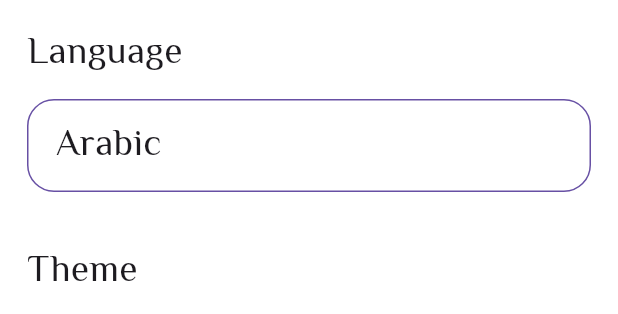
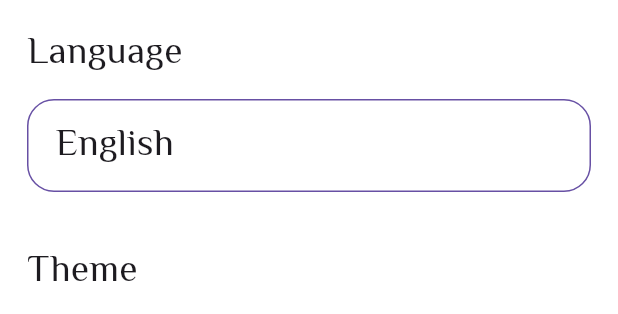
Before and after one commit to NadahamdyAbdelrazek/Islami-app, a Flutter app: what settingtab() shows on an empty page, opened directly, on a phone screen of 412 x 824 dp. Shown: the top 314 px of the screen. Run offline on Flutter 3.47's test engine with Material 3 defaults, Android fonts, the phone set to English and light mode, and no system bars; our stand-ins replace flutter_screenutil, google_fonts, shared_preferences; accounts and stored records are empty; generated files the repository leaves out were written again.

Commit message:
edit setting tab

```diff
--- a/lib/home/tabs/sebha_tab.dart
+++ b/lib/home/tabs/sebha_tab.dart
@@ -43,8 +43,8 @@ class _sebhatabState extends State<sebhatab> {
       Text("عدد التسبيحات",
       style: GoogleFonts.elMessiri(
       fontSize: 25, fontWeight: FontWeight.w600)),
-      Container(padding:EdgeInsets.all(18) ,
-      margin: EdgeInsets.all(15),
+      Container(padding:EdgeInsets.all(16) ,
+      margin: EdgeInsets.all(10),
       decoration: BoxDecoration(
       borderRadius: BorderRadius.circular(20),
       color: Color(0xffB7935F),
--- a/lib/home/tabs/setting_tab.dart
+++ b/lib/home/tabs/setting_tab.dart
@@ -1,19 +1,22 @@
 import 'package:flutter/cupertino.dart';
 import 'package:flutter/material.dart';
 import 'package:islami/home/sheets/language_bottom_sheet.dart';
+import 'package:provider/provider.dart';
 
+import '../../provider/My_provider.dart';
 import '../sheets/Theme_bottom_sheet.dart';
-
+import 'package:flutter_gen/gen_l10n/app_localizations.dart';
 
 class settingtab extends StatelessWidget {
   const settingtab({super.key});
 
   @override
   Widget build(BuildContext context) {
+    var provider =Provider.of<MyProvider>(context);
     return Padding(
       padding: const EdgeInsets.all(18.0),
       child: Column(crossAxisAlignment: CrossAxisAlignment.start,children: [
-        Text("Language"),
+        Text(AppLocalizations.of(context)!.language),
         SizedBox(height: 12,),
         InkWell(onTap: (){
           showModalBottomSheet(context: context,isDismissible: true,
@@ -31,11 +34,11 @@ class settingtab extends StatelessWidget {
           ),
               child: Padding(
                 padding: const EdgeInsets.symmetric(horizontal: 18),
-                child: Text("Arabic"),
+                child: Text( provider.languagecode=="en"?AppLocalizations.of(context)!.english:AppLocalizations.of(context)!.arbic),
               )),
         ),
         SizedBox(height: 35,),
-        Text("Theme"),
+        Text(AppLocalizations.of(context)!.theme),
         SizedBox(height: 12,),
         InkWell(onTap: (){
           showModalBottomSheet(context: context, builder: (context) {
@@ -49,7 +52,7 @@ class settingtab extends StatelessWidget {
               ),
               child: Padding(
                 padding: const EdgeInsets.symmetric(horizontal: 18),
-                child: Text("Light"),
+                child: Text(provider.myTheme==ThemeMode.light?AppLocalizations.of(context)!.light:AppLocalizations.of(context)!.dark),
               )),
         ),
         ])
--- a/lib/l10n/app_ar.arb
+++ b/lib/l10n/app_ar.arb
@@ -9,5 +9,7 @@
   "quran" : "قراءن",
   "sebha" : "سبحه",
   "radio" : "راديو",
-  "setting" : "الضبط"
+  "setting" : "الضبط",
+  "language": "اللغه",
+  "theme" : "السمه"
 }
--- a/lib/l10n/app_en.arb
+++ b/lib/l10n/app_en.arb
@@ -9,5 +9,7 @@
   "quran" : "Quran",
   "sebha" : "Sebha",
   "radio" : "Radio",
-  "setting" : "Setting"
+  "setting" : "Setting",
+  "language": "Language",
+  "theme" : "Theme"
 }
```
